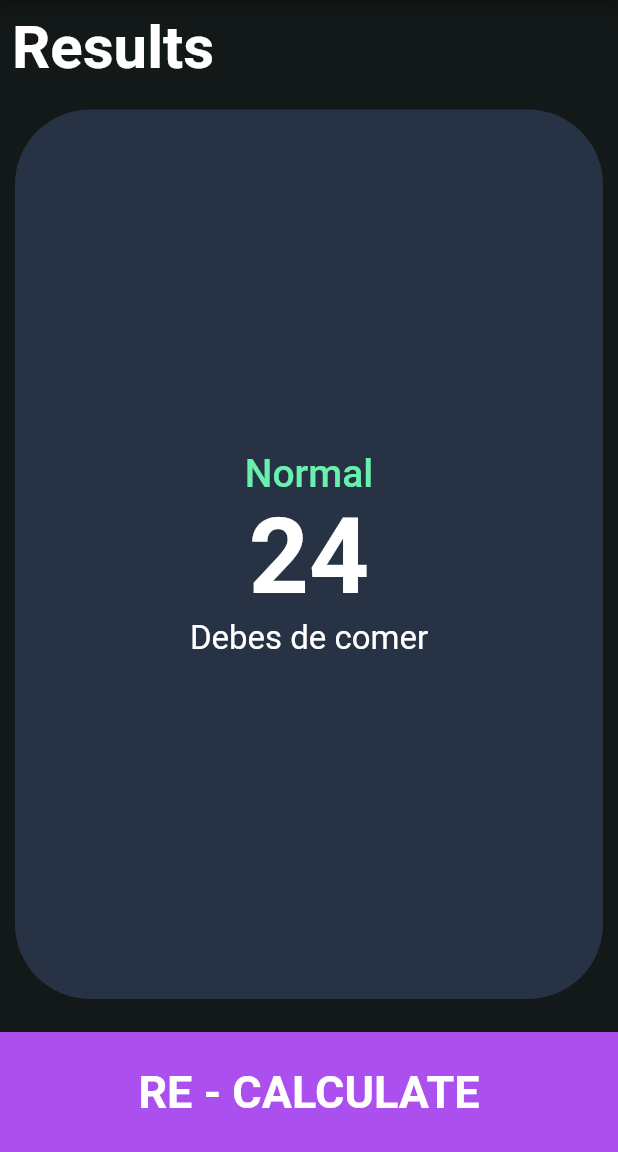
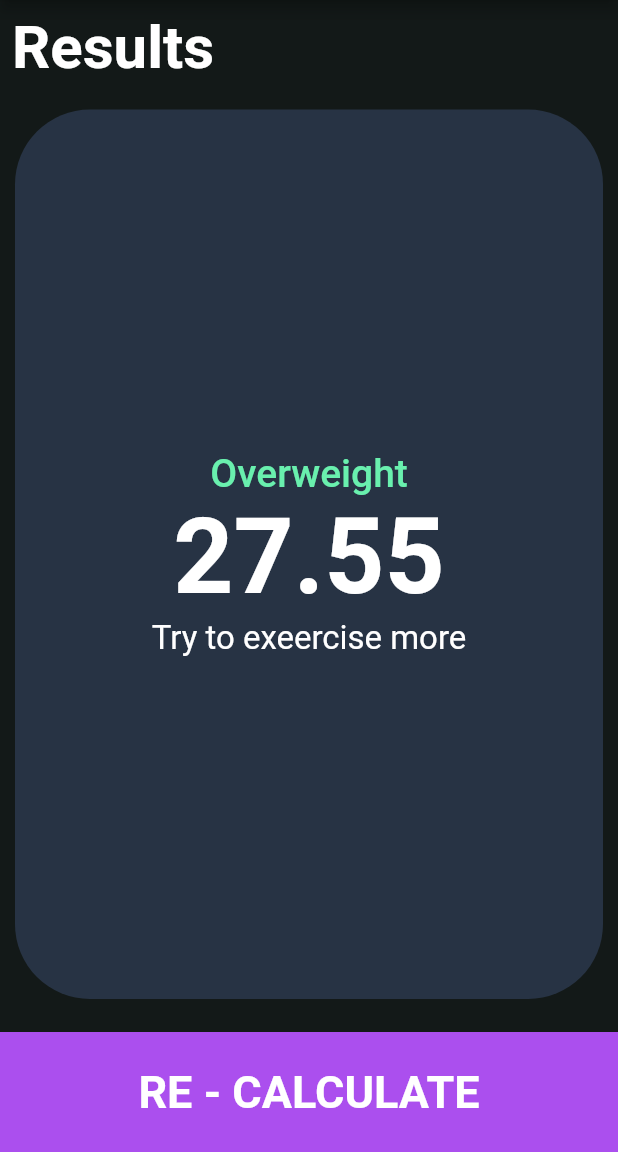
Before and after one commit to cparragatorres/flutter_codigo5_bmi, a Flutter app: the screen it shows after launch, after a tap on "CALCULATE", on a phone screen of 412 x 824 dp, the part 84-1236 px from its top. Run offline on Flutter 3.47's test engine with Material 2 defaults, Android fonts, the phone set to English and light mode, and no system bars; our stand-ins replace font_awesome_flutter.

Commit message:
BMI BRAIN 4

```diff
--- a/lib/bmi_brain.dart
+++ b/lib/bmi_brain.dart
@@ -16,4 +16,25 @@ class BMIBrain {
     bmi = weight / pow(height/100, 2);
     return bmi;
   }
+
+  String getResults(){
+    if (calculateBMI()>= 25) {
+      return "Overweight";
+    }else if(calculateBMI() >18){
+      return "Normal";
+    }else{
+      return "Underweight";
+    }
+  }
+
+  String getInterpretation(){
+    if (calculateBMI()>=25) {
+      return "Try to exeercise more";
+    }else if (calculateBMI()>18) {
+      return "You have a normal body, good, job!";
+    }else{
+      return "You should eat a little more";
+    }
+  }
+
 }
--- a/lib/pages/results_page.dart
+++ b/lib/pages/results_page.dart
@@ -1,18 +1,25 @@
 import 'package:flutter/material.dart';
+import 'package:flutter_codigo5_bmi/bmi_brain.dart';
 import 'package:flutter_codigo5_bmi/pages/input_page.dart';
 import 'package:flutter_codigo5_bmi/widgets.dart';
 
 class ResultPage extends StatelessWidget {
-  int height;
-  int weight;
+  int height = 0;
+  int weight = 0;
 
   ResultPage({
     required this.height,
     required this.weight,
 });
 
+  BMIBrain? bmiBrain;
+
   @override
   Widget build(BuildContext context) {
+
+    bmiBrain = BMIBrain(weight: weight, height: height);
+    print(bmiBrain!.calculateBMI());
+
     return Scaffold(
       appBar: AppBar(
         title: const Text("BMI Calculator"),
@@ -37,7 +44,7 @@ class ResultPage extends StatelessWidget {
                 crossAxisAlignment: CrossAxisAlignment.stretch,
                 children: [
                   Text(
-                    "Normal",
+                    bmiBrain!.getResults(),
                     textAlign: TextAlign.center,
                     style: const TextStyle(
                       fontSize: 26.0,
@@ -46,7 +53,7 @@ class ResultPage extends StatelessWidget {
                     ),
                   ),
                   Text(
-                    "24",
+                    bmiBrain!.calculateBMI().toStringAsFixed(2),
                     textAlign: TextAlign.center,
                     style: const TextStyle(
                       fontSize: 70.0,
@@ -54,7 +61,7 @@ class ResultPage extends StatelessWidget {
                     ),
                   ),
                   Text(
-                    "Debes de comer",
+                    bmiBrain!.getInterpretation(),
                     textAlign: TextAlign.center,
                     style: const TextStyle(
                       fontSize: 22.0,
```
Also changed, not shown: Screenshot_20220524_174145.png (added), Screenshot_20220524_174156.png (added), Screenshot_20220524_180351.png (added).
